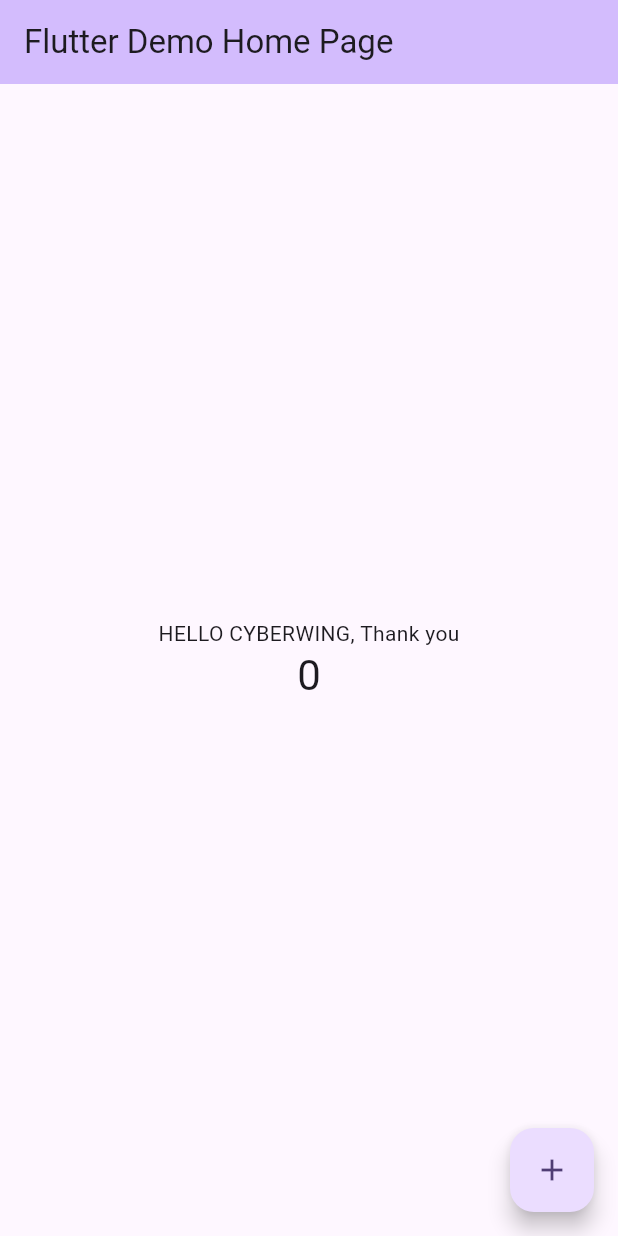
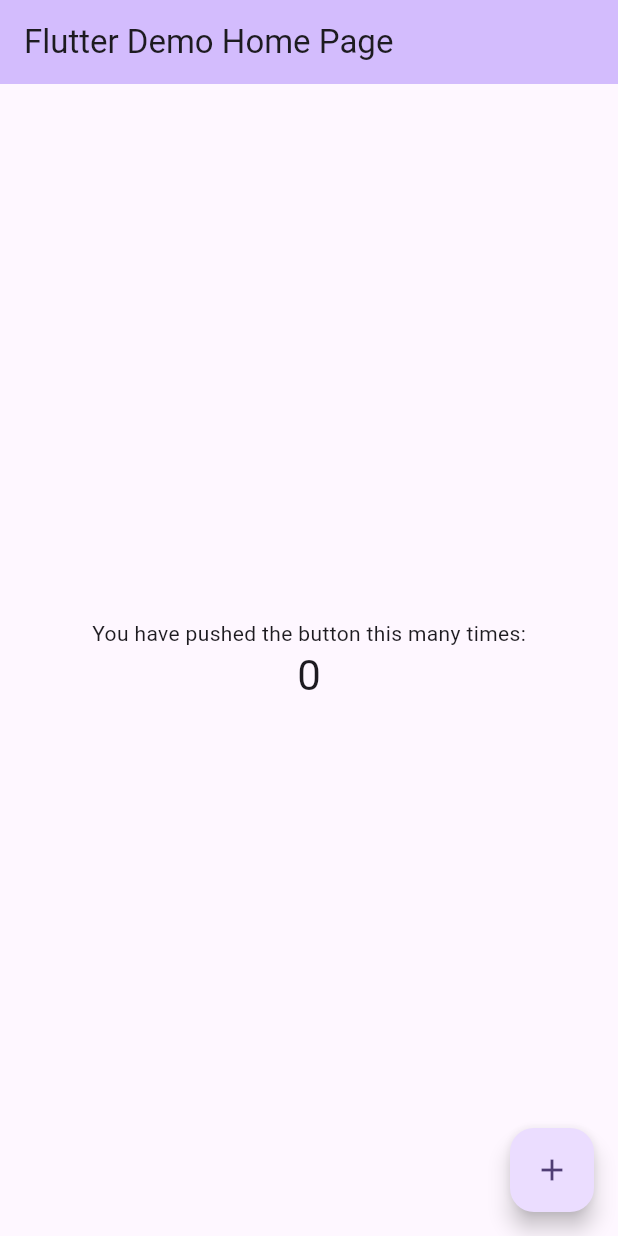
Before and after one commit to hs-dev1/cyberwing, a Flutter app: the screen it shows after launch, on a phone screen of 412 x 824 dp. Run offline on Flutter 3.47's test engine with Material 3 defaults, Android fonts, the phone set to English and light mode, and no system bars.

Commit message:
Revert "changes into main.dart file"
This reverts commit dbc264c6ecd0922ba1daae324c94cdc4d07ef773.

revert in main

```diff
--- a/project/lib/main.dart
+++ b/project/lib/main.dart
@@ -3,8 +3,6 @@ import 'package:flutter/material.dart';
 void main() {
   runApp(const MyApp());
 }
-
-
 
 class MyApp extends StatelessWidget {
   const MyApp({super.key});
@@ -108,7 +106,7 @@ class _MyHomePageState extends State<MyHomePage> {
           mainAxisAlignment: MainAxisAlignment.center,
           children: <Widget>[
             const Text(
-              'HELLO CYBERWING, Thank you',
+              'You have pushed the button this many times:',
             ),
             Text(
               '$_counter',
```
